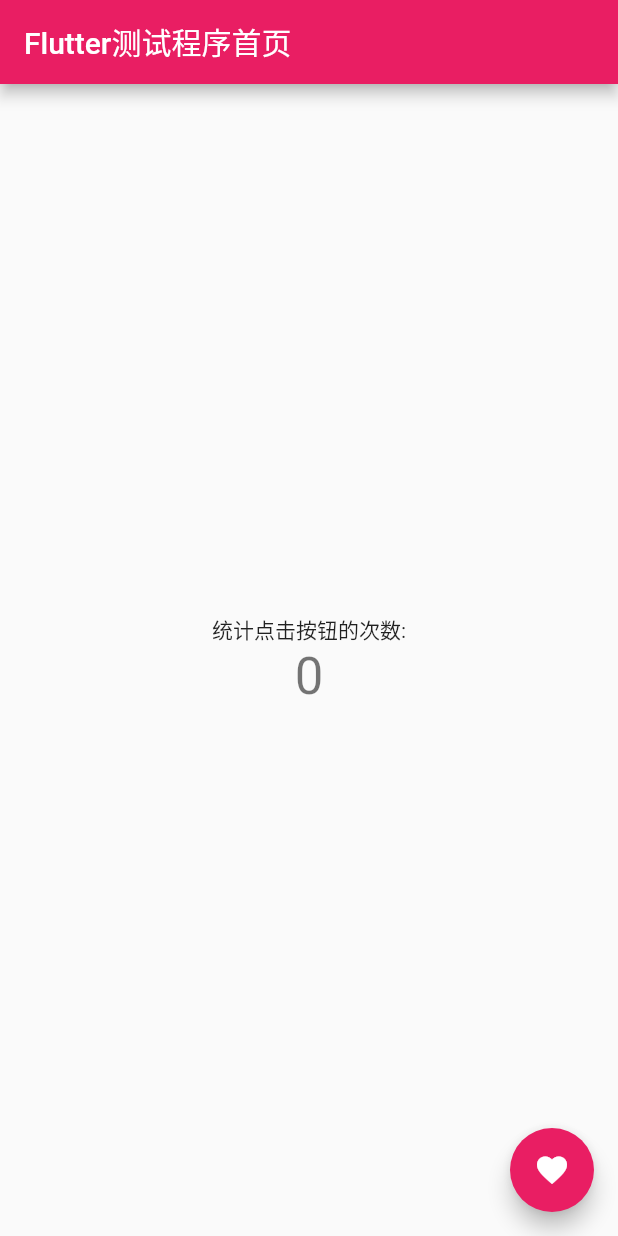
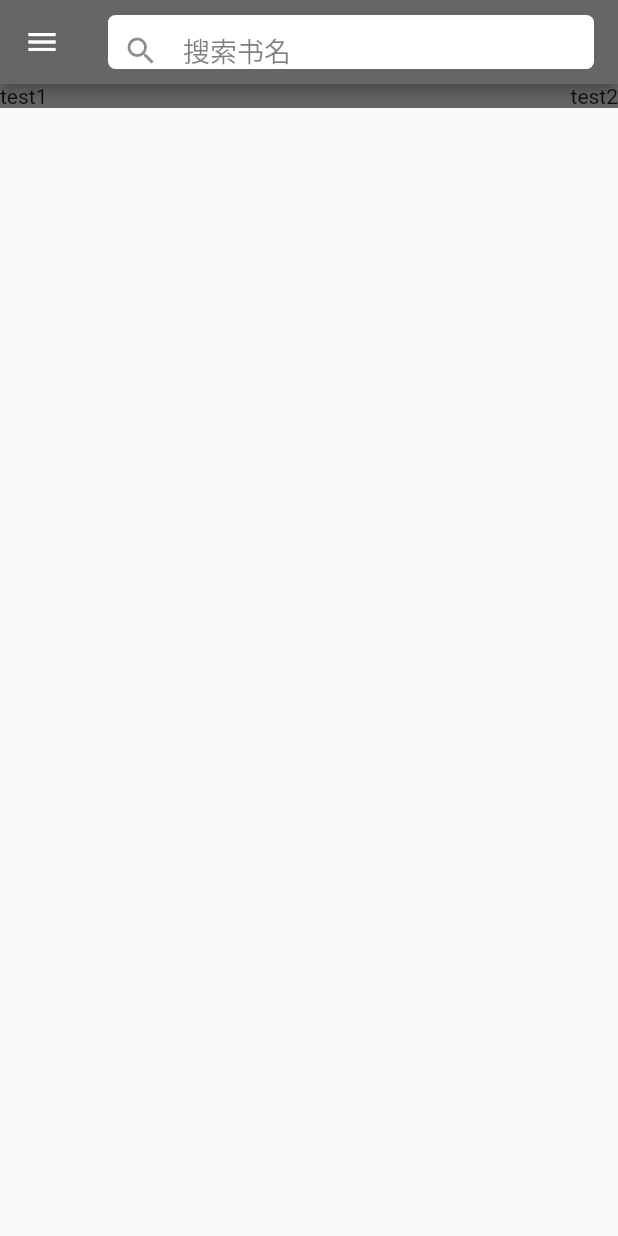
Before and after one commit to gedoor/LegadoFlutter, a Flutter app: the screen it shows after launch, on a phone screen of 412 x 824 dp. Run offline on Flutter 3.47's test engine with Material 2 defaults, Android fonts, the phone set to English and light mode, and no system bars.

Commit message:
尝试UI布局 然而创建一个SearchBar都感觉好困难啊.

```diff
--- a/lib/main.dart
+++ b/lib/main.dart
@@ -1,105 +1,19 @@
 import 'package:flutter/material.dart';
+import 'package:YueDuFlutter/pages/index.dart';
 
+// App主入口
 void main() => runApp(MyApp());
 
 class MyApp extends StatelessWidget {
-  // 此小组件是应用程序的根。
+  // 此小组件是应用程序的根容器。
   @override
   Widget build(BuildContext context) {
     return MaterialApp(
       title: '阅读',
       theme: ThemeData(
-        // 这是您的应用程序的主题。
-        //
-        // 尝试使用“flutter run”运行您的应用程序。
-        // 您将看到该应用程序有一个蓝色工具栏。
-        // 然后，在不退出应用的情况下，
-        // 尝试将下面的primarySwatch更改为Colors.green，
-        // 然后调用“热重载”（在运行“flutter run”的控制台中按“r”，
-        // 或者只是将更改保存到Flutter IDE中的“热重载”）。
-        // 请注意，计数器未重置为零; 应用程序未重新启动。
-        primarySwatch: Colors.pink,
+        primaryColor: Color(0xFF666666),
       ),
-      home: MyHomePage(title: 'Flutter测试程序首页'),
+      home: IndexPage(),
     );
   }
 }
-
-class MyHomePage extends StatefulWidget {
-  MyHomePage({Key key, this.title}) : super(key: key);
-
-  // 此小部件是应用程序的主页。
-  // 它是有状态的，这意味着它有一个 State 对象（在下面定义），
-  // 其中包含影响其外观的字段。
-
-  // 此类是状态的配置。
-  // 它保存父级（在本例中为 App 小部件）提供的值（在本例中为标题），并由 State 的构建方法使用。
-  // Widget 子类中的字段始终标记为“ final ”。
-  final String title;
-
-  @override
-  _MyHomePageState createState() => _MyHomePageState();
-}
-
-class _MyHomePageState extends State<MyHomePage> {
-  int _counter = 0;
-  IconData bico = Icons.favorite;
-
-  void _incrementCounter() {
-    setState(() {
-      // 这个对 setState 的调用告诉 Flutter 框架在这个状态下发生了什么变化，
-      // 这导致它重新运行下面的构建方法，以便显示可以反映更新的值。
-      // 如果我们在不调用 setState() 的情况下更改 _counter，
-      // 则不会再次调用构建方法，因此似乎不会发生任何事情。
-      _counter++;
-      bico = bico == Icons.favorite_border ? Icons.favorite :Icons.favorite_border;
-    });
-  }
-
-  @override
-  Widget build(BuildContext context) {
-    // 每次调用 setState 时都会重新运行此方法，例如，由上面的_incrementCounter方法完成。
-    //
-    // Flutter框架已经过优化，可以快速重新运行构建方法，
-    // 因此您可以只重建需要更新的任何内容，而不必单独更改小部件的实例。
-    return Scaffold(
-      appBar: AppBar(
-        // 这里我们从 App.build 方法创建的 MyHomePage 对象中获取值，并使用它来设置我们的 appbar 标题。
-        title: Text(widget.title),
-      ),
-      body: Center(
-        // Center 是一个布局小部件。
-        // 它需要一个子部件并将其定位在父部件的中间。
-        child: Column(
-          // Column 也是布局小部件。
-          // 它需要一个子部件列表并垂直排列。
-          // 默认情况下，它会自行调整大小以适应其子级，并尝试与其父级一样高。
-          //
-          // 调用“debug painting”
-          // （在控制台中按“p”，从Android Studio中的Flutter Inspector中选择“Toggle Debug Paint”操作，
-          // 或在Visual Studio Code中选择“Toggle Debug Paint”命令）
-          // 以查看每个小部件的线框。
-          //
-          // Column 具有各种属性来控制它自身的大小以及它如何定位其子级。
-          // 这里我们使用 mainAxisAlignment 来垂直居中。
-          // 这里的主轴是垂直轴，因为列是垂直的（横轴是水平的）。
-          mainAxisAlignment: MainAxisAlignment.center,
-          children: <Widget>[
-            Text(
-              '统计点击按钮的次数:',
-            ),
-            Text(
-              '$_counter',
-              style: Theme.of(context).textTheme.display1,
-            ),
-          ],
-        ),
-      ),
-      floatingActionButton: FloatingActionButton(
-        onPressed: _incrementCounter,
-        tooltip: 'Increment',
-        child: Icon(bico),
-      ), // 这个尾随逗号使构建方法的自动格式更便于阅读。
-    );
-  }
-}
--- /dev/null
+++ b/lib/pages/index.dart
@@ -0,0 +1,47 @@
+import 'dart:ui';
+
+import 'package:YueDuFlutter/widgets/indexTitleBar.dart';
+import 'package:flutter/material.dart';
+
+/// 主页
+class IndexPage extends StatefulWidget {
+  @override
+  State createState() => new IndexPageState();
+}
+
+// 主页内容构造
+class IndexPageState extends State<IndexPage> {
+  final controller = TextEditingController();
+  @override
+  void initState() {
+    super.initState();
+  }
+
+  @override
+  Widget build(BuildContext context) {
+    return Scaffold(
+      // 导航栏
+      appBar: AppBar(
+        iconTheme: IconThemeData(color: Colors.white),
+        title: TitleBar(),
+      ),
+      // 侧边栏菜单
+      drawer: Drawer(
+        child: Center(
+          child: Text("这是测试文字"),
+        ),
+      ),
+      // 主体body部分
+      body: Container(
+          color: Theme.of(context).primaryColor,
+          child: Row(
+            mainAxisAlignment: MainAxisAlignment.spaceBetween,
+            crossAxisAlignment: CrossAxisAlignment.center,
+            children: <Widget>[
+              Text('test1'),
+              Text('test2'),
+            ],
+          )),
+    );
+  }
+}
--- /dev/null
+++ b/lib/widgets/indexTitleBar.dart
@@ -0,0 +1,38 @@
+import 'package:flutter/material.dart';
+
+// Index页导航栏
+class TitleBar extends StatelessWidget {
+  @override
+  Widget build(BuildContext context) {
+    return Container(
+      // 修饰搜索框, 白色背景与圆角
+      decoration: BoxDecoration(
+        color: Colors.white,
+        borderRadius: BorderRadius.all(Radius.circular(5.0)),
+      ),
+      alignment: Alignment.center,
+      height: 36,
+      padding: EdgeInsets.fromLTRB(10.0, 0.0, 10.0, 0.0),
+      child: Theme(
+        data: ThemeData(primaryColor: Colors.grey),
+        child: Column(
+          children: <Widget>[
+            TextField(
+              cursorColor: Colors.grey, // 光标颜色
+              // 默认设置
+              decoration: InputDecoration(
+                contentPadding: EdgeInsets.symmetric(vertical: 6.0),
+                border: InputBorder.none,
+                icon: Icon(Icons.search),
+                hintText: "搜索书名",
+                hintStyle:
+                    TextStyle(fontSize: 18, color: Color(0x80000000)),
+              ),
+              style: TextStyle(fontSize: 18, color: Colors.black),
+            ),
+          ],
+        ),
+      ),
+    );
+  }
+}
--- a/pubspec.yaml
+++ b/pubspec.yaml
@@ -39,7 +39,7 @@
 
   # 要向应用程序添加资源，请添加资源部分，如下所示：
   assets:
-    - lib/res/images/
+    - lib/images/
   #  - images/a_dot_ham.jpeg
 
   # 图像资源可以指一个或多个特定于分辨率的“变体”，请参阅
```
Also changed, not shown: lib/templates/booklist.json (added, +56 -0 lines), lib/templates/rulelist.json (added, +35 -0 lines), lib/images/launcher-web.png (renamed from lib/res/images/launcher-web.png), 2 other files.
